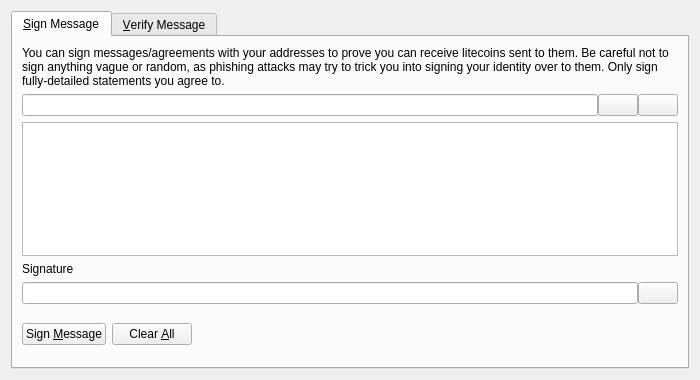
First picture: the form in src/qt/forms/signverifymessagedialog.ui, repository utarn/litecoin, before the edit.
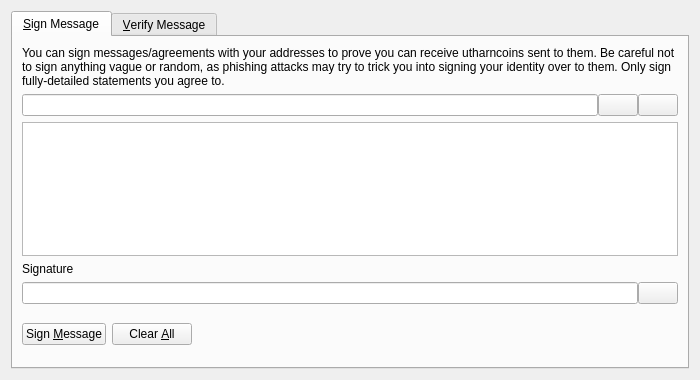
Second picture: the form after the edit. Icons and pictures are not drawn. Custom widgets are drawn as their Qt base class.

Commit message: Update name Utharncoin

What changed in the file:
```diff
--- a/src/qt/forms/signverifymessagedialog.ui
+++ b/src/qt/forms/signverifymessagedialog.ui
@@ -30,7 +30,7 @@
        <item>
         <widget class="QLabel" name="infoLabel_SM">
          <property name="text">
-          <string>You can sign messages/agreements with your addresses to prove you can receive litecoins sent to them. Be careful not to sign anything vague or random, as phishing attacks may try to trick you into signing your identity over to them. Only sign fully-detailed statements you agree to.</string>
+          <string>You can sign messages/agreements with your addresses to prove you can receive utharncoins sent to them. Be careful not to sign anything vague or random, as phishing attacks may try to trick you into signing your identity over to them. Only sign fully-detailed statements you agree to.</string>
          </property>
          <property name="textFormat">
           <enum>Qt::PlainText</enum>
```
Left out of the diff: 8 changed lines with no effect on the pictures. The commit also changes 276 other files.
